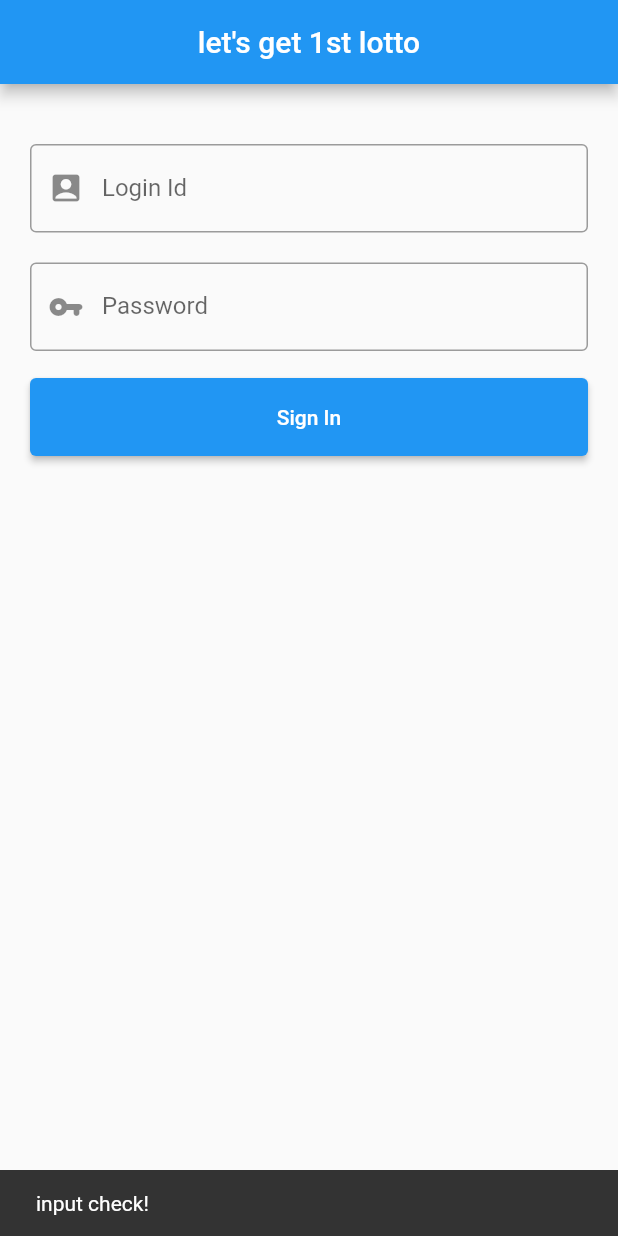
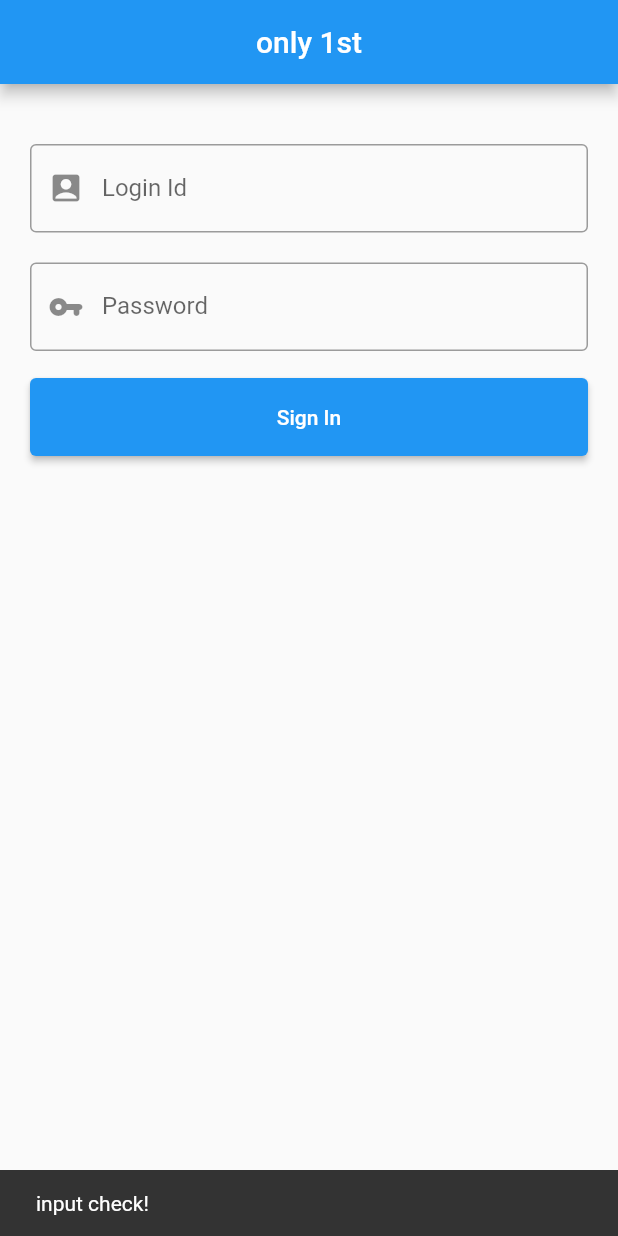
Before and after one commit to force44/flutter_first, a Flutter app: the screen it shows after launch, after a tap on "Sign In", on a phone screen of 412 x 824 dp. Run offline on Flutter 3.47's test engine with Material 2 defaults, Android fonts, the phone set to English and light mode, and no system bars; our stand-ins replace flutter_secure_storage; accounts and stored records are empty; network calls fail.

Commit message:
테스트!!

```diff
--- a/lib/component/utils/HttpUtils.dart
+++ b/lib/component/utils/HttpUtils.dart
@@ -5,7 +5,7 @@ import 'package:http/http.dart';
 
 class HttpUtils {
 
-  static const _context = "http://localhost:81";
+  static const _context = "http://localhost";
 
   static final storage = FlutterSecureStorage();
 
--- a/lib/model/Login.dart
+++ b/lib/model/Login.dart
@@ -1,7 +1,7 @@
 class Login{
   int id = 0;
   String loginId = "";
-  String nickName = ""; // nickName
+  String nickname = ""; // nickName
   String password = "";
   String token = "";
 
@@ -11,7 +11,7 @@ class Login{
 
   Login.init(this.id
       , this.loginId
-      , this.nickName
+      , this.nickname
       , this.password
       , this.token
       );
@@ -20,7 +20,7 @@ class Login{
     return Login.init(
           json['id']
         , json['loginId']
-        , json['nickName']
+        , json['nickname']
         , json['password']
         , json['token']
     );
--- a/lib/model/LottoSummary.dart
+++ b/lib/model/LottoSummary.dart
@@ -1,13 +1,12 @@
 class LottoSummary{
   int lottoId = 0;
   String firstAmount = "";
-  int firstWinners = 0;
+  String firstWinners = "";
   String secondAmount = "";
-  int secondWinners = 0;
+  String secondWinners = "";
   String thirdAmount = "";
-  int thirdWinners = 0;
-  int fourthWinners = 0;
-  int fifthWinners = 0;
+  String thirdWinners = "";
+
 
   LottoSummary.init(
         this.lottoId
@@ -17,8 +16,6 @@ class LottoSummary{
       , this.secondWinners
       , this.thirdAmount
       , this.thirdWinners
-      , this.fourthWinners
-      , this.fifthWinners
       );
 
   factory LottoSummary.fromJson(Map<String, dynamic> json) {
@@ -30,8 +27,6 @@ class LottoSummary{
         , json['secondWinners']
         , json['thirdAmount']
         , json['thirdWinners']
-        , json['fourthWinners']
-        , json['fifthWinners']
     );
   }
 }
--- a/lib/page/login/login_page.dart
+++ b/lib/page/login/login_page.dart
@@ -69,7 +69,7 @@ class _LoginPageState extends State<LoginPage> {
 
   void setStorage(Login loginInfo) async{
     await storage.write( key: '_token', value: loginInfo.token);
-    await storage.write( key: '_nickName', value: loginInfo.nickName);
+    await storage.write( key: '_nickName', value: loginInfo.nickname);
   }
 
   @override
@@ -77,7 +77,7 @@ class _LoginPageState extends State<LoginPage> {
     return Scaffold(
       resizeToAvoidBottomInset: false,
       appBar: AppBar(
-        title: const Text("let's get 1st lotto"),
+        title: const Text("only 1st"),
         centerTitle: true,
       ),
       body: Form(
@@ -110,12 +110,12 @@ class _LoginPageState extends State<LoginPage> {
 
                         if(response.statusCode == 200){
                           Login loginInfo = Login.fromJson(jsonDecode(utf8.decode(response.bodyBytes))['data']);
-
-                          print(loginInfo.nickName);
-                          _scaffoldMessenger('welcome! ${ loginInfo.nickName} ');
+                          print("response : $response" );
+                          print(loginInfo.nickname);
+                          _scaffoldMessenger('welcome! ${ loginInfo.nickname} ');
 
                           await storage.write( key: '_token', value: loginInfo.token);
-                          await storage.write( key: '_nickName', value: loginInfo.nickName);
+                          await storage.write( key: '_nickname', value: loginInfo.nickname);
                           if(!mounted) return;
                           //context.read<LoginProvider>().login(loginInfo);
                           Navigator.push(context, MaterialPageRoute(builder: (context) => IndexScreen()));
--- a/lib/provider/LoginProvider.dart
+++ b/lib/provider/LoginProvider.dart
@@ -5,7 +5,7 @@ class LoginProvider with ChangeNotifier {
   late Login _loginInfo;
 
   String get loginID => _loginInfo.loginId;
-  String get nickName => _loginInfo.nickName;
+  String get nickName => _loginInfo.nickname;
   String get password => _loginInfo.password;
   String get token => _loginInfo.token;
 
```
Also changed, not shown: lib/tabs/tab_home.dart (+19 -19 lines).
